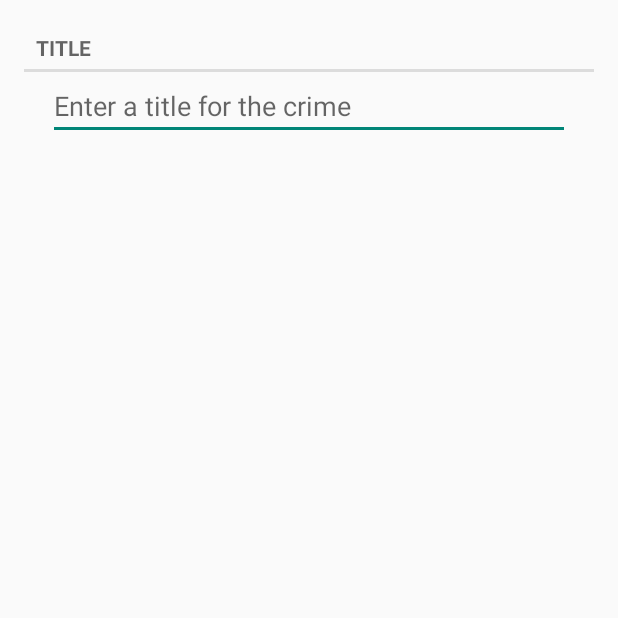
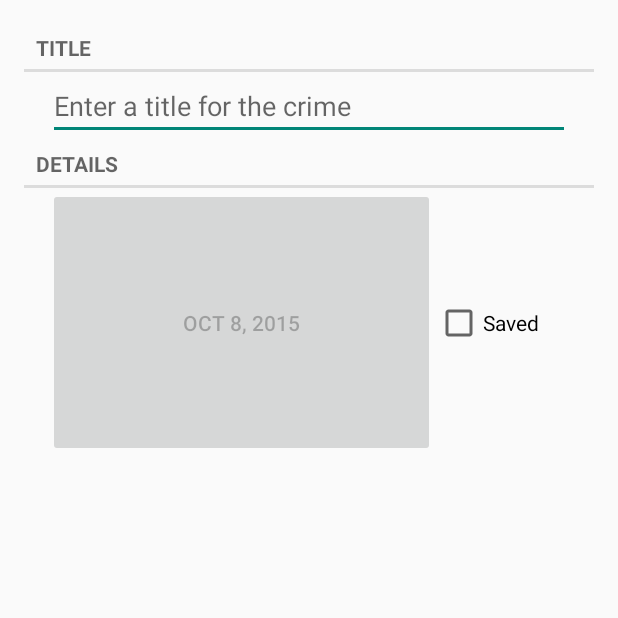
Before and after one commit to syee/CriminalIntent3, an Android app: the screen it shows after launch (CrimeActivity), on a phone screen of 412 x 824 dp, the top half of it. Run offline under Robolectric (Android 15) with nearby library versions, the phone set to English and light mode, and no system bars.

Commit message:
Chapter 8 completed. Fragments

```diff
--- a/CriminalIntent/app/src/main/java/com/delaney/criminalintent/CrimeFragment.java
+++ b/CriminalIntent/app/src/main/java/com/delaney/criminalintent/CrimeFragment.java
@@ -8,7 +8,12 @@ import android.text.TextWatcher;
 import android.view.LayoutInflater;
 import android.view.View;
 import android.view.ViewGroup;
+import android.widget.Button;
+import android.widget.CheckBox;
+import android.widget.CompoundButton;
 import android.widget.EditText;
+import java.text.DateFormat;
+import java.util.Date;
 
 /**
  * Created by Reid on 10/6/2015.
@@ -17,6 +22,8 @@ public class CrimeFragment extends Fragment {
 
     private Crime mCrime;
     private EditText mTitleField;
+    private Button mDateButton;
+    private CheckBox mSolvedCheckBox;
 
     @Override
     public void onCreate(Bundle savedInstanceState){
@@ -40,6 +47,20 @@ public class CrimeFragment extends Fragment {
             @Override
             public void afterTextChanged(Editable editable) {}
         });
+
+        mDateButton = (Button)v.findViewById(R.id.crime_date);
+        mDateButton.setText(DateFormat.getDateInstance().format(new Date()).toString());
+        mDateButton.setEnabled(false);
+
+        mSolvedCheckBox = (CheckBox)v.findViewById(R.id.crime_solved);
+        mSolvedCheckBox.setOnCheckedChangeListener(new CompoundButton.OnCheckedChangeListener(){
+            @Override
+            public void onCheckedChanged(CompoundButton buttonView, boolean isChecked){
+                //set the crime's solved propoerty
+                mCrime.setSolved(isChecked);
+            }
+        });
+
         return v;
     }
 
--- a/CriminalIntent/app/src/main/res/layout/fragment_crime.xml
+++ b/CriminalIntent/app/src/main/res/layout/fragment_crime.xml
@@ -9,7 +9,8 @@
         android:layout_width="match_parent"
         android:layout_height="wrap_content"
         android:text="@string/crime_title_label"
-        style="?android:listSeparatorTextViewStyle" />
+        style="?android:listSeparatorTextViewStyle"
+    />
 
     <EditText
         android:layout_width="match_parent"
@@ -19,4 +20,32 @@
         android:layout_marginLeft="16dp"
         android:layout_marginRight="16dp" />
 
+    <TextView
+        android:layout_width="match_parent"
+        android:layout_height="wrap_content"
+        android:text="@string/crime_details_label"
+        style="?android:listSeparatorTextViewStyle"
+    />
+
+    <LinearLayout
+        android:orientation="horizontal"
+        android:layout_width="match_parent"
+        android:layout_height="wrap_content"
+        android:layout_marginLeft="16dp"
+        android:layout_marginRight="16dp">
+
+        <Button android:id="@+id/crime_date"
+            android:layout_width="wrap_content"
+            android:layout_height="wrap_content"
+                android:padding="80dp"
+                android:layout_weight="1"/>
+
+        <CheckBox android:id="@+id/crime_solved"
+            android:layout_width="wrap_content"
+            android:layout_height="wrap_content"
+                  android:text="@string/crime_solved_label"
+                  android:layout_weight="1"/>
+
+    </LinearLayout>
+
 </LinearLayout>
--- a/CriminalIntent/app/src/main/res/values/strings.xml
+++ b/CriminalIntent/app/src/main/res/values/strings.xml
@@ -1,9 +1,10 @@
 <resources>
     <string name="app_name">CriminalIntent</string>
-
     <string name="hello_world">Hello world!</string>
     <string name="action_settings">Settings</string>
     <string name="crime_title_hint">Enter a title for the crime</string>
     <string name="crime_title_label">Title</string>
+    <string name="crime_details_label">Details</string>
+    <string name="crime_solved_label">Saved</string>
 
 </resources>
```
Also changed, not shown: CriminalIntent/app/src/main/java/com/delaney/criminalintent/Crime.java (+33 -8 lines), 3 other files.
